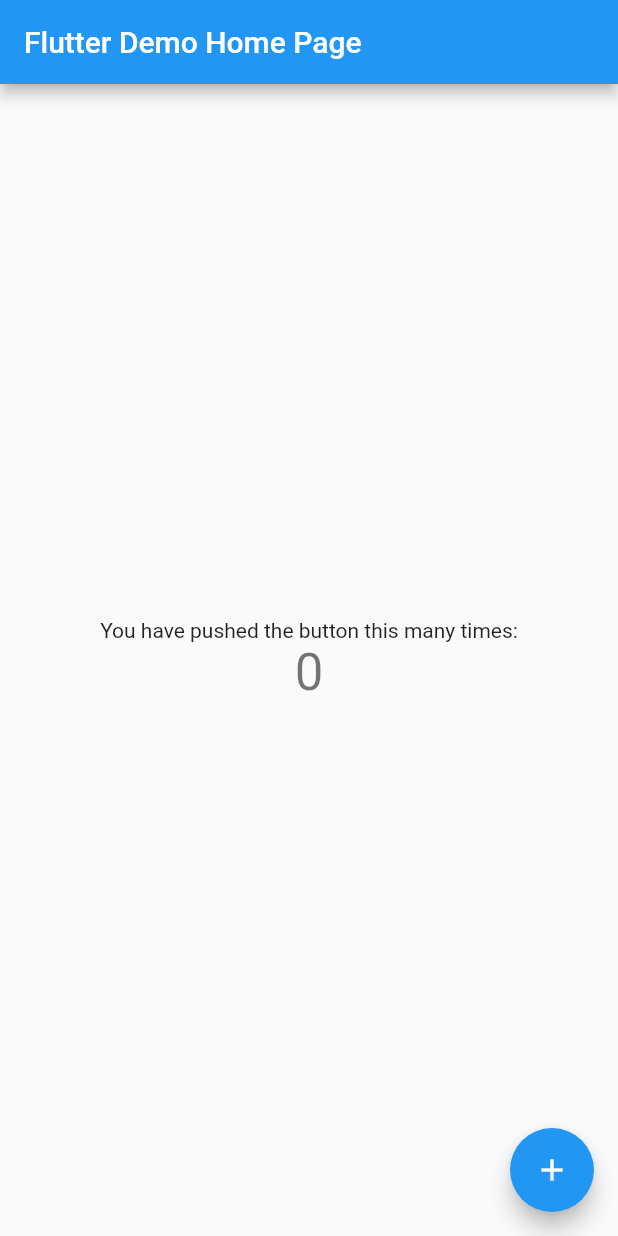
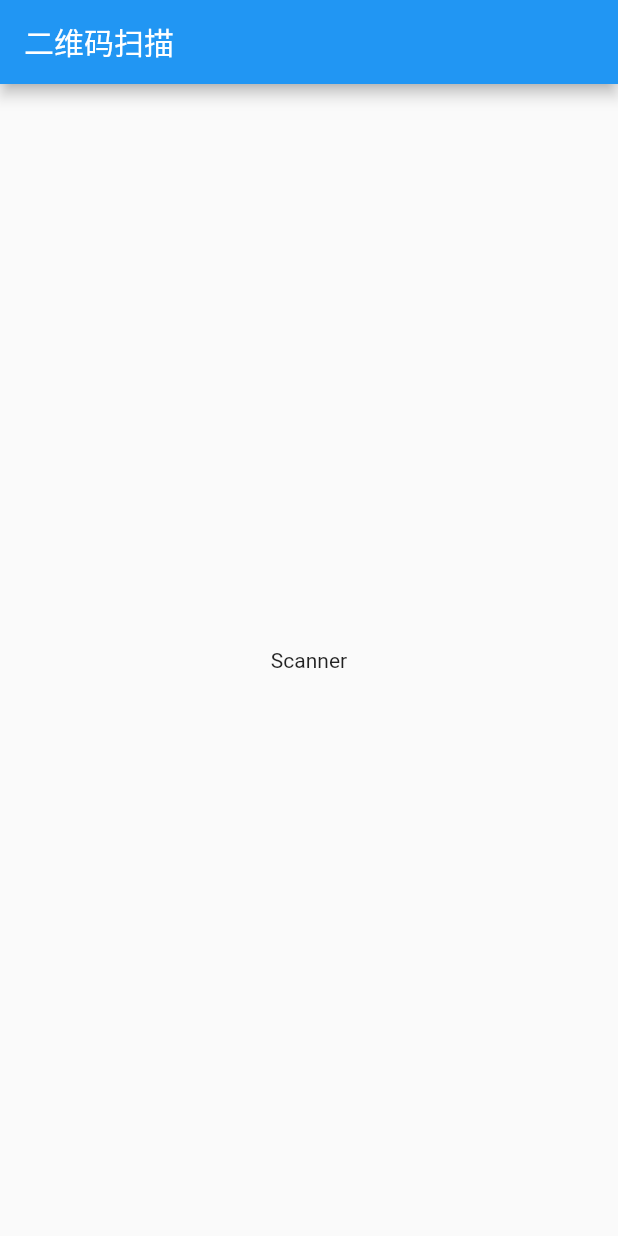
Before and after one commit to JackShao/flutter_scanner, a Flutter app: the screen it shows after launch, on a phone screen of 412 x 824 dp. Run offline on Flutter 3.47's test engine with Material 2 defaults, Android fonts, the phone set to English and light mode, and no system bars.

Commit message:
重新组织代码结构。

```diff
--- /dev/null
+++ b/lib/app/modules/main/main_page.dart
@@ -0,0 +1,27 @@
+import 'package:flutter/material.dart';
+
+class MainPage extends StatefulWidget {
+  const MainPage({super.key});
+
+  @override
+  State<MainPage> createState() => _MainPageState();
+}
+
+class _MainPageState extends State<MainPage> {
+  @override
+  Widget build(BuildContext context) {
+    return Scaffold(
+      appBar: AppBar(
+        title: const Text("二维码扫描"),
+      ),
+      body: Center(
+        child: Column(
+          mainAxisAlignment: MainAxisAlignment.center,
+          children: const <Widget>[
+            Text('Scanner'),
+          ],
+        ),
+      ),
+    );
+  }
+}
--- /dev/null
+++ b/lib/app/scanner_app.dart
@@ -0,0 +1,17 @@
+import 'package:flutter/material.dart';
+import 'package:flutter_scanner/app/modules/main/main_page.dart';
+
+class ScannerApp extends StatelessWidget {
+  const ScannerApp({super.key});
+
+  @override
+  Widget build(BuildContext context) {
+    return MaterialApp(
+      title: 'Scanner',
+      theme: ThemeData(
+        primarySwatch: Colors.blue,
+      ),
+      home: const MainPage(),
+    );
+  }
+}
--- a/lib/main.dart
+++ b/lib/main.dart
@@ -1,115 +1,7 @@
 import 'package:flutter/material.dart';
 
+import 'app/scanner_app.dart';
+
 void main() {
-  runApp(const MyApp());
+  runApp(const ScannerApp());
 }
-
-class MyApp extends StatelessWidget {
-  const MyApp({super.key});
-
-  // This widget is the root of your application.
-  @override
-  Widget build(BuildContext context) {
-    return MaterialApp(
-      title: 'Flutter Demo',
-      theme: ThemeData(
-        // This is the theme of your application.
-        //
-        // Try running your application with "flutter run". You'll see the
-        // application has a blue toolbar. Then, without quitting the app, try
-        // changing the primarySwatch below to Colors.green and then invoke
-        // "hot reload" (press "r" in the console where you ran "flutter run",
-        // or simply save your changes to "hot reload" in a Flutter IDE).
-        // Notice that the counter didn't reset back to zero; the application
-        // is not restarted.
-        primarySwatch: Colors.blue,
-      ),
-      home: const MyHomePage(title: 'Flutter Demo Home Page'),
-    );
-  }
-}
-
-class MyHomePage extends StatefulWidget {
-  const MyHomePage({super.key, required this.title});
-
-  // This widget is the home page of your application. It is stateful, meaning
-  // that it has a State object (defined below) that contains fields that affect
-  // how it looks.
-
-  // This class is the configuration for the state. It holds the values (in this
-  // case the title) provided by the parent (in this case the App widget) and
-  // used by the build method of the State. Fields in a Widget subclass are
-  // always marked "final".
-
-  final String title;
-
-  @override
-  State<MyHomePage> createState() => _MyHomePageState();
-}
-
-class _MyHomePageState extends State<MyHomePage> {
-  int _counter = 0;
-
-  void _incrementCounter() {
-    setState(() {
-      // This call to setState tells the Flutter framework that something has
-      // changed in this State, which causes it to rerun the build method below
-      // so that the display can reflect the updated values. If we changed
-      // _counter without calling setState(), then the build method would not be
-      // called again, and so nothing would appear to happen.
-      _counter++;
-    });
-  }
-
-  @override
-  Widget build(BuildContext context) {
-    // This method is rerun every time setState is called, for instance as done
-    // by the _incrementCounter method above.
-    //
-    // The Flutter framework has been optimized to make rerunning build methods
-    // fast, so that you can just rebuild anything that needs updating rather
-    // than having to individually change instances of widgets.
-    return Scaffold(
-      appBar: AppBar(
-        // Here we take the value from the MyHomePage object that was created by
-        // the App.build method, and use it to set our appbar title.
-        title: Text(widget.title),
-      ),
-      body: Center(
-        // Center is a layout widget. It takes a single child and positions it
-        // in the middle of the parent.
-        child: Column(
-          // Column is also a layout widget. It takes a list of children and
-          // arranges them vertically. By default, it sizes itself to fit its
-          // children horizontally, and tries to be as tall as its parent.
-          //
-          // Invoke "debug painting" (press "p" in the console, choose the
-          // "Toggle Debug Paint" action from the Flutter Inspector in Android
-          // Studio, or the "Toggle Debug Paint" command in Visual Studio Code)
-          // to see the wireframe for each widget.
-          //
-          // Column has various properties to control how it sizes itself and
-          // how it positions its children. Here we use mainAxisAlignment to
-          // center the children vertically; the main axis here is the vertical
-          // axis because Columns are vertical (the cross axis would be
-          // horizontal).
-          mainAxisAlignment: MainAxisAlignment.center,
-          children: <Widget>[
-            const Text(
-              'You have pushed the button this many times:',
-            ),
-            Text(
-              '$_counter',
-              style: Theme.of(context).textTheme.headline4,
-            ),
-          ],
-        ),
-      ),
-      floatingActionButton: FloatingActionButton(
-        onPressed: _incrementCounter,
-        tooltip: 'Increment',
-        child: const Icon(Icons.add),
-      ), // This trailing comma makes auto-formatting nicer for build methods.
-    );
-  }
-}
```
Also changed, not shown: 1 other file.
